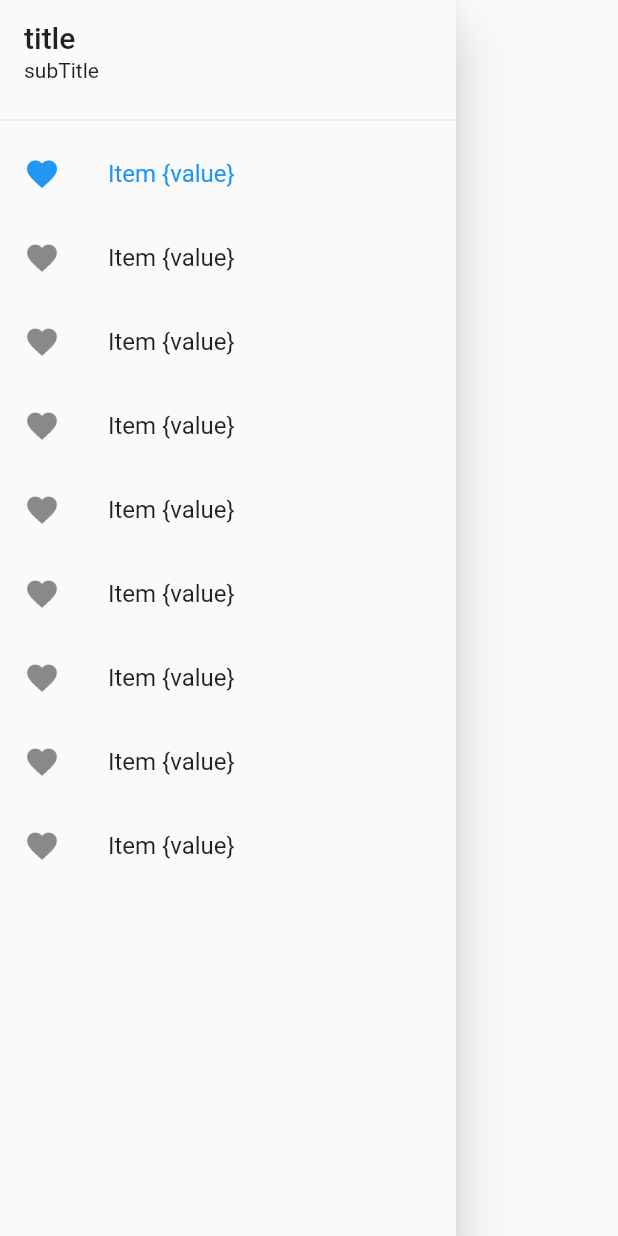
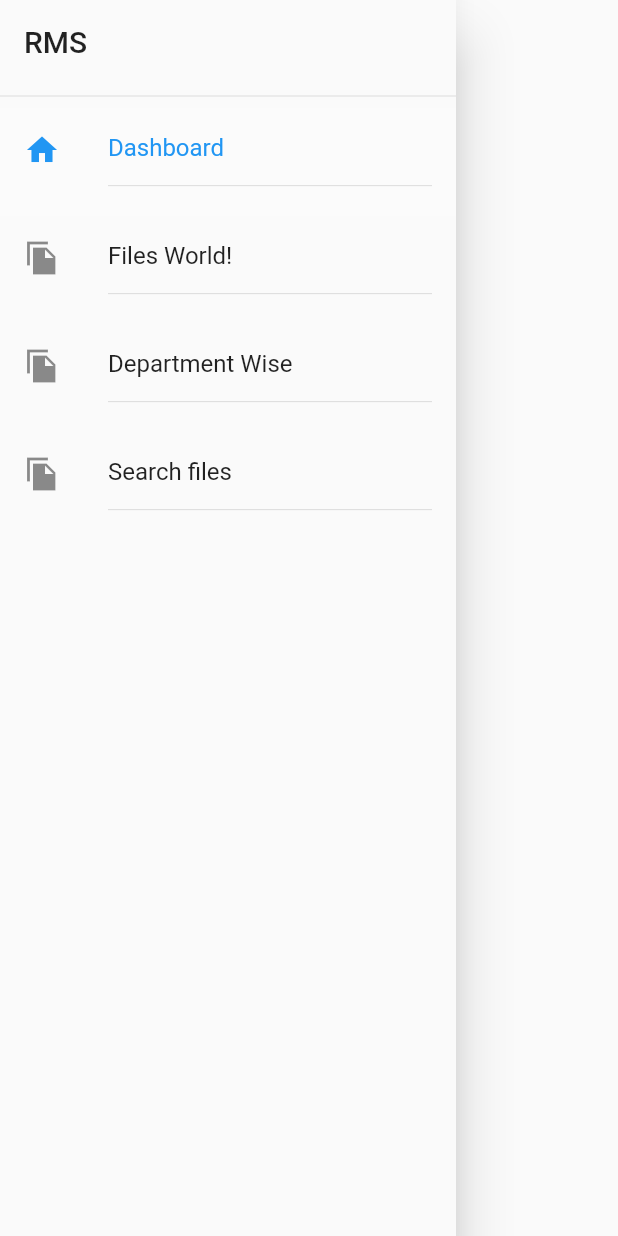
Before and after one commit to Brinfotech1407/VargikaranFlutterWeb, a Flutter app: the ListDrawer widget shown alone on an empty page, opened directly, on a phone screen of 412 x 824 dp. Run offline on Flutter 3.47's test engine with Material 2 defaults, Android fonts, the light colour scheme and no system bars; our stand-ins replace adaptive_breakpoints, shared_preferences; missing offline and left inert: dual_screen; accounts and stored records are empty; generated files the repository leaves out were written again.

Commit message:
Drawer design set

```diff
--- a/lib/l10n/app_en.arb
+++ b/lib/l10n/app_en.arb
@@ -1,6 +1,11 @@
 {
   "helloWorld": "Hello World!",
+  "drawerFile1": "Dashboard",
+  "drawerFile2": "Files World!",
+  "drawerFile3": "Department Wise",
+  "drawerFile4": "Search files",
   "@helloWorld": {
     "description": "The conventional newborn programmer greeting"
   }
+
 }
--- a/lib/l10n/app_gu.arb
+++ b/lib/l10n/app_gu.arb
@@ -1,3 +1,8 @@
 {
-    "helloWorld": "હેલો વર્લ્ડ"
+    "helloWorld": "હેલો વર્લ્ડ",
+    "drawerTitle": "ર મ સ",
+    "drawerFile1": "ડેશબોરડ",
+    "drawerFile2": "ફાઇલ્સ",
+    "drawerFile3": "ડીપાર્ટમેન્ટ પ્રમાણે",
+    "drawerFile4": "ફાઇલો શોધો"
 }
--- a/lib/l10n/app_hi.arb
+++ b/lib/l10n/app_hi.arb
@@ -1,3 +1,8 @@
 {
-    "helloWorld": "हेलो वर्ल्ड"
+    "helloWorld": "हेलो वर्ल्ड",
+    "drawerTitle": "आरएमएस",
+    "drawerFile1": "डैशबोर्ड",
+    "drawerFile2": "फाइल्स",
+    "drawerFile3": "डिपार्टमेंट वाइज",
+    "drawerFile4": "फ़ाइल ढूंढो"
 }
--- a/lib/starter/home.dart
+++ b/lib/starter/home.dart
@@ -191,7 +191,7 @@ class ListDrawer extends StatefulWidget {
 }
 
 class _ListDrawerState extends State<ListDrawer> {
-  static const numItems = 9;
+  static const numItems = 4;
 
   int selectedItem = 0;
 
@@ -205,14 +205,9 @@ class _ListDrawerState extends State<ListDrawer> {
           children: [
             ListTile(
               title: SelectableText(
-                'title',
+                'RMS',
               //  localizations.starterAppTitle,
                 style: textTheme.titleLarge,
-              ),
-              subtitle: SelectableText(
-                'subTitle',
-                //localizations.starterAppGenericSubtitle,
-                style: textTheme.bodyMedium,
               ),
             ),
             const Divider(),
@@ -220,9 +215,12 @@ class _ListDrawerState extends State<ListDrawer> {
               return ListTile(
                 enabled: true,
                 selected: i == selectedItem,
-                leading: const Icon(Icons.favorite),
-                title: const Text(
-                  'Item {value}',
+                selectedTileColor: Colors.white12,
+                subtitle: Divider(height: 0.5),
+                leading: getIconForDrawer(i+1),
+                title:  Text(
+                  getTextForDrawer(i + 1),
+                  //'Item {value}',
                   //localizations.starterAppDrawerItem(i + 1),
                 ),
                 onTap: () {
@@ -237,4 +235,34 @@ class _ListDrawerState extends State<ListDrawer> {
       ),
     );
   }
+
+  Icon getIconForDrawer(int index) {
+    switch (index){
+      case 1:
+        return  const Icon(Icons.home);
+        case 2:
+        return  const Icon(Icons.file_copy_sharp);
+        case 3:
+        return  const Icon(Icons.file_copy_sharp);
+        case 4:
+        return   const Icon(Icons.file_copy_sharp);
+      default:
+        return    const Icon(Icons.home);
+    }
+  }
+
+  String getTextForDrawer(int index) {
+    switch (index){
+      case 1:
+        return  AppLocalizations.of(context).drawerFile1;
+      case 2:
+        return  AppLocalizations.of(context).drawerFile2;
+      case 3:
+        return  AppLocalizations.of(context).drawerFile3;
+      case 4:
+        return  AppLocalizations.of(context).drawerFile4;
+      default:
+        return  AppLocalizations.of(context).drawerFile1;
+    }
+  }
 }
```
